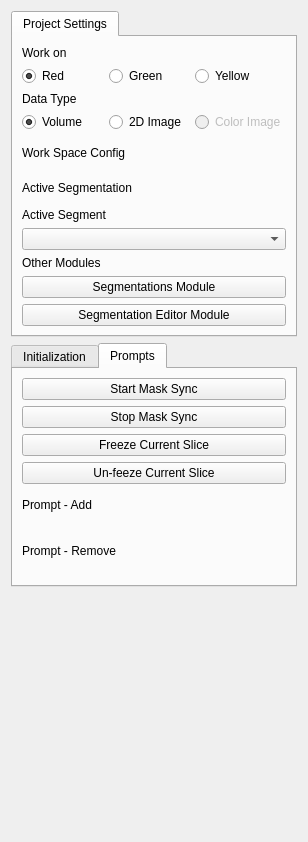
First picture: the form in samm/SammBase/Resources/UI/SammBase.ui, repository bingogome/samm, before the edit.
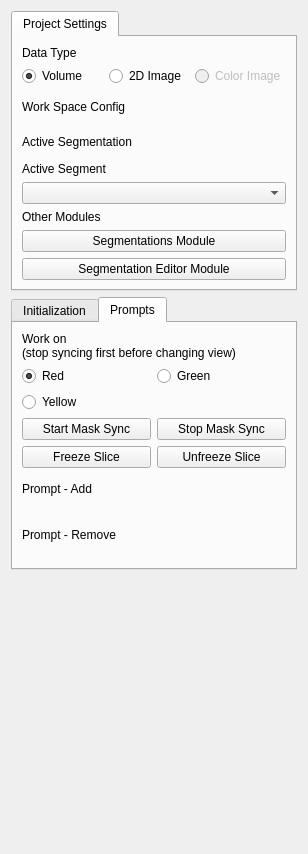
Second picture: the form after the edit. The open tabs and pages were chosen to show the change. Custom widgets are drawn as their Qt base class.

Commit message: cleanups on UI, fixed mask freezing

Diff of the .ui file:
```diff
--- a/samm/SammBase/Resources/UI/SammBase.ui
+++ b/samm/SammBase/Resources/UI/SammBase.ui
@@ -7,7 +7,7 @@
     <x>0</x>
     <y>0</y>
     <width>308</width>
-    <height>842</height>
+    <height>854</height>
    </rect>
   </property>
   <layout class="QGridLayout" name="gridLayout">
@@ -41,19 +41,6 @@
          </property>
         </widget>
        </item>
-       <item row="1" column="1">
-        <widget class="QRadioButton" name="radioWorkOnGreen">
-         <property name="enabled">
-          <bool>true</bool>
-         </property>
-         <property name="text">
-          <string>Green</string>
-         </property>
-         <attribute name="buttonGroup">
-          <string notr="true">buttonGroupWorkOn</string>
-         </attribute>
-        </widget>
-       </item>
        <item row="5" column="0" colspan="3">
         <widget class="ctkPathLineEdit" name="pathWorkSpace"/>
        </item>
@@ -73,26 +60,6 @@
          </property>
         </widget>
        </item>
-       <item row="0" column="0" colspan="3">
-        <widget class="QLabel" name="label_6">
-         <property name="text">
-          <string>Work on</string>
-         </property>
-        </widget>
-       </item>
-       <item row="1" column="2">
-        <widget class="QRadioButton" name="radioWorkOnYellow">
-         <property name="enabled">
-          <bool>true</bool>
-         </property>
-         <property name="text">
-          <string>Yellow</string>
-         </property>
-         <attribute name="buttonGroup">
-          <string notr="true">buttonGroupWorkOn</string>
-         </attribute>
-        </widget>
-       </item>
        <item row="8" column="0" colspan="3">
         <widget class="QLabel" name="label_9">
          <property name="text">
@@ -130,19 +97,6 @@
          </attribute>
         </widget>
        </item>
-       <item row="1" column="0">
-        <widget class="QRadioButton" name="radioWorkOnRed">
-         <property name="text">
-          <string>Red</string>
-         </property>
-         <property name="checked">
-          <bool>true</bool>
-         </property>
-         <attribute name="buttonGroup">
-          <string notr="true">buttonGroupWorkOn</string>
-         </attribute>
-        </widget>
-       </item>
        <item row="9" column="0" colspan="3">
         <widget class="QComboBox" name="comboSegmentNode"/>
        </item>
@@ -279,36 +233,75 @@
       <attribute name="title">
        <string>Prompts</string>
       </attribute>
-      <layout class="QVBoxLayout" name="verticalLayout_3">
-       <item>
+      <layout class="QGridLayout" name="gridLayout_3">
+       <item row="1" column="0">
+        <widget class="QRadioButton" name="radioWorkOnRed">
+         <property name="text">
+          <string>Red</string>
+         </property>
+         <property name="checked">
+          <bool>true</bool>
+         </property>
+         <attribute name="buttonGroup">
+          <string notr="true">buttonGroupWorkOn</string>
+         </attribute>
+        </widget>
+       </item>
+       <item row="1" column="1">
+        <widget class="QRadioButton" name="radioWorkOnGreen">
+         <property name="enabled">
+          <bool>true</bool>
+         </property>
+         <property name="text">
+          <string>Green</string>
+         </property>
+         <attribute name="buttonGroup">
+          <string notr="true">buttonGroupWorkOn</string>
+         </attribute>
+        </widget>
+       </item>
+       <item row="2" column="0">
+        <widget class="QRadioButton" name="radioWorkOnYellow">
+         <property name="enabled">
+          <bool>true</bool>
+         </property>
+         <property name="text">
+          <string>Yellow</string>
+         </property>
+         <attribute name="buttonGroup">
+          <string notr="true">buttonGroupWorkOn</string>
+         </attribute>
+        </widget>
+       </item>
+       <item row="3" column="0">
         <widget class="QPushButton" name="pushStartMaskSync">
          <property name="text">
           <string>Start Mask Sync</string>
          </property>
         </widget>
        </item>
-       <item>
+       <item row="3" column="1">
         <widget class="QPushButton" name="pushStopMaskSync">
          <property name="text">
           <string>Stop Mask Sync</string>
          </property>
         </widget>
        </item>
-       <item>
+       <item row="4" column="0">
         <widget class="QPushButton" name="pushFreezeSlice">
          <property name="text">
-          <string>Freeze Current Slice</string>
+          <string>Freeze Slice</string>
          </property>
         </widget>
        </item>
-       <item>
+       <item row="4" column="1">
         <widget class="QPushButton" name="pushUnfreezeSlice">
          <property name="text">
-          <string>Un-feeze Current Slice</string>
+          <string>Unfreeze Slice</string>
          </property>
         </widget>
        </item>
-       <item>
+       <item row="5" column="0">
         <widget class="QLabel" name="label_3">
          <property name="minimumSize">
           <size>
@@ -321,7 +314,7 @@
          </property>
         </widget>
        </item>
-       <item>
+       <item row="6" column="0" colspan="2">
         <widget class="qSlicerSimpleMarkupsWidget" name="markupsAdd">
          <property name="enterPlaceModeOnNodeChange">
           <bool>false</bool>
@@ -342,7 +335,7 @@
          </property>
         </widget>
        </item>
-       <item>
+       <item row="7" column="0">
         <widget class="QLabel" name="label_4">
          <property name="minimumSize">
           <size>
@@ -355,7 +348,7 @@
          </property>
         </widget>
        </item>
-       <item>
+       <item row="8" column="0" colspan="2">
         <widget class="qSlicerSimpleMarkupsWidget" name="markupsRemove">
          <property name="enterPlaceModeOnNodeChange">
           <bool>false</bool>
@@ -369,6 +362,14 @@
          </property>
         </widget>
        </item>
+       <item row="0" column="0" colspan="2">
+        <widget class="QLabel" name="label_6">
+         <property name="text">
+          <string>Work on 
+(stop syncing first before changing view)</string>
+         </property>
+        </widget>
+       </item>
       </layout>
      </widget>
     </widget>
```
The commit also changes 4 other files.
